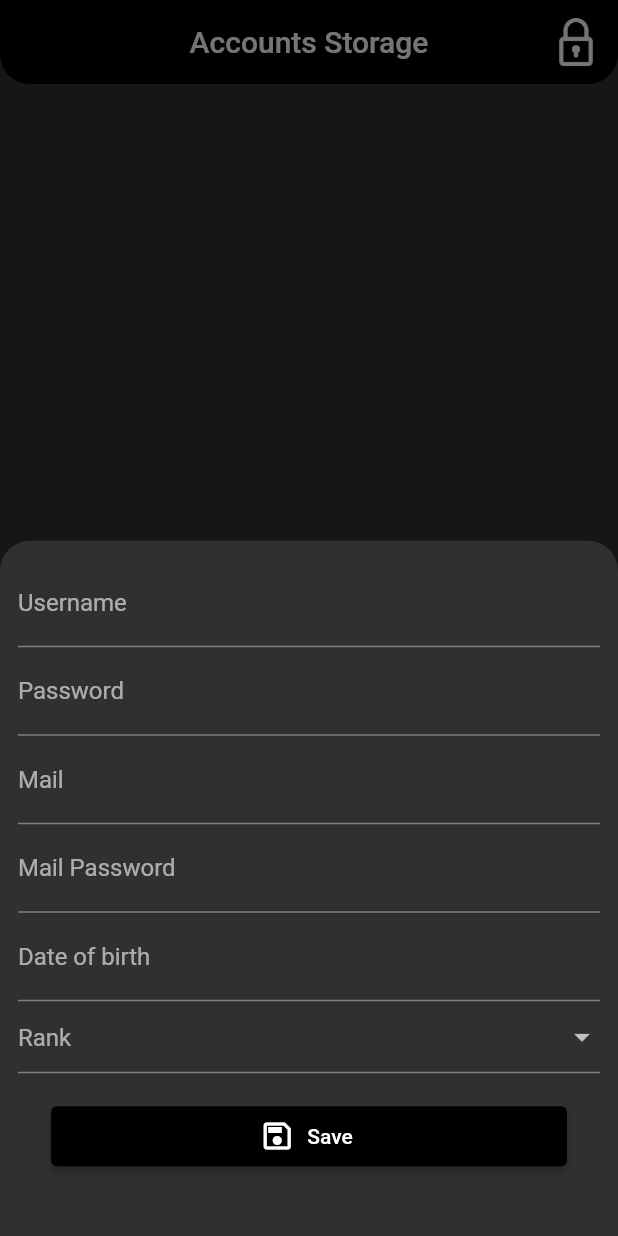
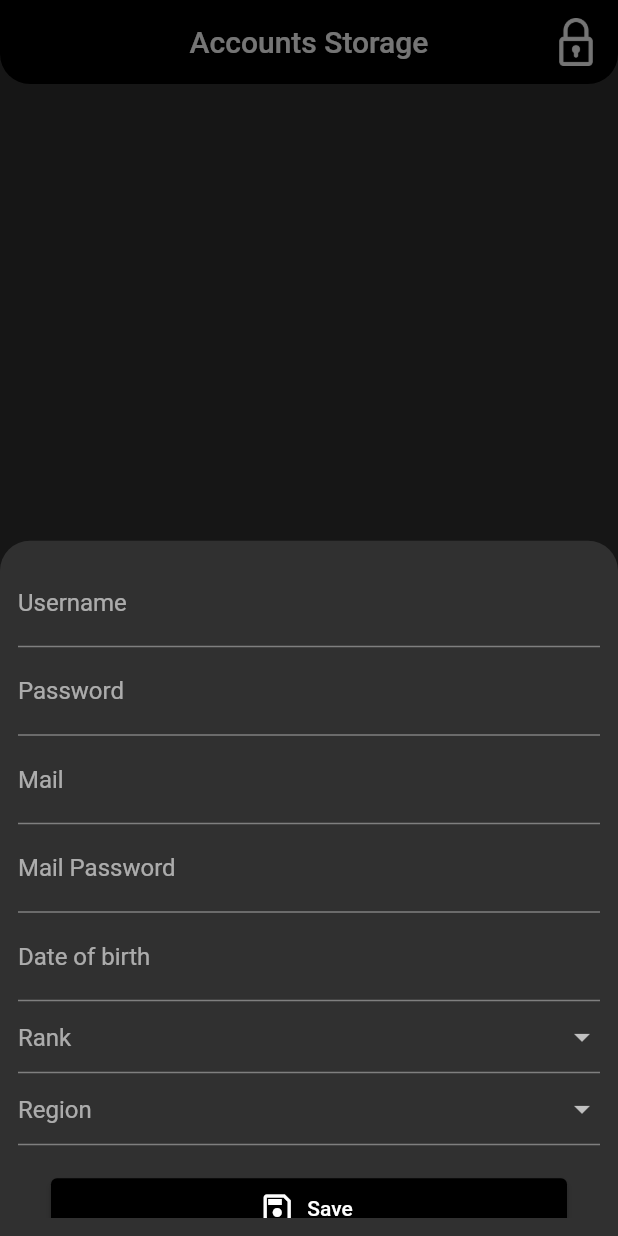
Before and after one commit to ufukyazici/val_account_storage, a Flutter app: the screen it shows after launch, after a tap on "Add Account", on a phone screen of 412 x 824 dp. Run offline on Flutter 3.47's test engine with Material 2 defaults, Android fonts, the phone set to English and light mode, and no system bars; our stand-ins replace open_file, shared_preferences.

Commit message:
added region

```diff
--- a/lib/account_model.dart
+++ b/lib/account_model.dart
@@ -5,8 +5,9 @@ class AccountModel {
   String? mailPassword;
   String? rank;
   String? dob;
+  String? region;
 
-  AccountModel({this.username, this.password, this.mail, this.mailPassword, this.rank, this.dob});
+  AccountModel({this.username, this.password, this.mail, this.mailPassword, this.rank, this.dob, this.region});
 
   AccountModel.fromJson(Map<String, dynamic> json) {
     username = json['username'];
@@ -15,6 +16,7 @@ class AccountModel {
     mailPassword = json['mailPassword'];
     rank = json['rank'];
     dob = json['dob'];
+    region = json['region'];
   }
 
   Map<String, dynamic> toJson() {
@@ -25,6 +27,7 @@ class AccountModel {
     data['mailPassword'] = mailPassword;
     data['rank'] = rank;
     data['dob'] = dob;
+    data['region'] = region;
     return data;
   }
 }
--- a/lib/accounts_page.dart
+++ b/lib/accounts_page.dart
@@ -17,6 +17,7 @@ class AccountsPage extends StatefulWidget {
 class _AccountsPageState extends State<AccountsPage> {
   late final AccountsSharedManager accountCacheManager;
   String _rank = "";
+  String _region = "";
   final TextEditingController _usernameController = TextEditingController();
   final TextEditingController _passwordController = TextEditingController();
   final TextEditingController _mailController = TextEditingController();
@@ -39,7 +40,8 @@ class _AccountsPageState extends State<AccountsPage> {
         mail: _mailController.text,
         mailPassword: _mailPasswordController.text,
         dob: _dobController.text,
-        rank: _rank));
+        rank: _rank,
+        region: _region));
     accountCacheManager.saveAccounts(accounts);
     resetControllers();
     Navigator.of(context).pop();
@@ -56,6 +58,7 @@ class _AccountsPageState extends State<AccountsPage> {
     accounts[index].mailPassword = _mailPasswordController.text;
     accounts[index].dob = _dobController.text;
     accounts[index].rank = _rank;
+    accounts[index].region = _region;
     accountCacheManager.saveAccounts(accounts);
     resetControllers();
     Navigator.of(context).pop();
@@ -76,6 +79,7 @@ class _AccountsPageState extends State<AccountsPage> {
       _mailPasswordController.text = "";
       _dobController.text = "";
       _rank = "";
+      _region = "";
     });
   }
 
@@ -113,7 +117,7 @@ class _AccountsPageState extends State<AccountsPage> {
               child: ListTile(
                 leading: Image.asset("assets/png/${accounts[index].rank}.png"),
                 title: GestureDetector(
-                  child: Text("${accounts[index].username}"),
+                  child: Text("[${accounts[index].region ?? "No Region"}] ${accounts[index].username}"),
                   onTap: () {
                     Clipboard.setData(ClipboardData(text: "${accounts[index].username}"));
                   },
@@ -143,6 +147,7 @@ class _AccountsPageState extends State<AccountsPage> {
                           _mailPasswordController.text = accounts[index].mailPassword ?? "";
                           _dobController.text = accounts[index].dob ?? "";
                           _rank = accounts[index].rank ?? "";
+                          _region = accounts[index].region ?? "";
                           showModalBottomSheet(
                             context: context,
                             shape: const RoundedRectangleBorder(
@@ -247,6 +252,20 @@ class _AccountsPageState extends State<AccountsPage> {
               });
             },
           ),
+          DropdownButtonFormField(
+            value: _region.isNotEmpty ? _region : null,
+            hint: const Text("Region"),
+            validator: FormFieldValidator().isNotEmpty,
+            items: [
+              DropdownMenuItem(value: "NA", child: Text(LanguageItems.naRegion)),
+              DropdownMenuItem(value: "EU", child: Text(LanguageItems.euRegion))
+            ],
+            onChanged: (value) {
+              setState(() {
+                _region = value ?? "";
+              });
+            },
+          ),
           Padding(
             padding: const EdgeInsets.all(22.0),
             child: SizedBox(
--- a/lib/language.dart
+++ b/lib/language.dart
@@ -18,4 +18,6 @@ class LanguageItems {
   static String immortal3 = "Immortal-3";
   static String radiant = "Radiant";
   static String unranked = "Unranked";
+  static String naRegion = "North America";
+  static String euRegion = "Europe";
 }
```
